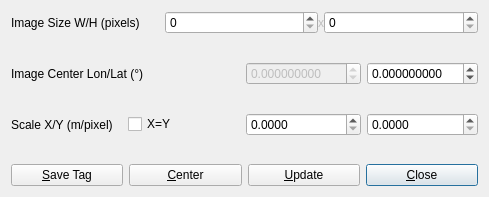
First picture: the form in app/qtapp/rtkplot_qt/mapoptdlg.ui, repository lhuisman/myRTKLIB, before the edit.
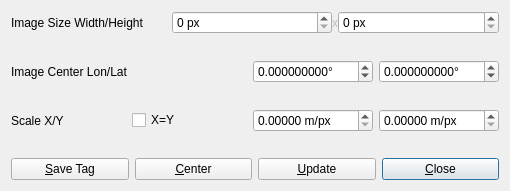
Second picture: the form after the edit.

The edit to the form file:
```diff
--- a/app/qtapp/rtkplot_qt/mapoptdlg.ui
+++ b/app/qtapp/rtkplot_qt/mapoptdlg.ui
@@ -6,8 +6,8 @@
    <rect>
     <x>0</x>
     <y>0</y>
-    <width>489</width>
-    <height>197</height>
+    <width>510</width>
+    <height>191</height>
    </rect>
   </property>
   <property name="windowTitle">
@@ -56,12 +56,22 @@
          <string/>
         </property>
         <property name="text">
-         <string>Image Size W/H (pixels)</string>
+         <string>Image Size Width/Height</string>
         </property>
        </widget>
       </item>
       <item>
-       <widget class="QSpinBox" name="sBMapSize1"/>
+       <widget class="QSpinBox" name="sBMapSize1">
+        <property name="toolTip">
+         <string>Image width in pixel</string>
+        </property>
+        <property name="suffix">
+         <string> px</string>
+        </property>
+        <property name="maximum">
+         <number>100000</number>
+        </property>
+       </widget>
       </item>
       <item>
        <widget class="QLabel" name="Label2">
@@ -83,7 +93,17 @@
        </widget>
       </item>
       <item>
-       <widget class="QSpinBox" name="sBMapSize2"/>
+       <widget class="QSpinBox" name="sBMapSize2">
+        <property name="toolTip">
+         <string>Image height in pixel</string>
+        </property>
+        <property name="suffix">
+         <string> px</string>
+        </property>
+        <property name="maximum">
+         <number>100000</number>
+        </property>
+       </widget>
       </item>
      </layout>
     </widget>
@@ -121,17 +141,17 @@
          <string/>
         </property>
         <property name="text">
-         <string>Image Center Lon/Lat (°)</string>
+         <string>Image Center Lon/Lat</string>
         </property>
        </widget>
       </item>
       <item row="1" column="2">
        <widget class="QDoubleSpinBox" name="sBLongitude">
-        <property name="enabled">
-         <bool>false</bool>
-        </property>
         <property name="toolTip">
-         <string/>
+         <string>Longitude of map center</string>
+        </property>
+        <property name="suffix">
+         <string>°</string>
         </property>
         <property name="decimals">
          <number>9</number>
@@ -150,7 +170,10 @@
       <item row="1" column="3">
        <widget class="QDoubleSpinBox" name="sBLatitude">
         <property name="toolTip">
-         <string/>
+         <string>Latitutde of map center</string>
+        </property>
+        <property name="suffix">
+         <string>°</string>
         </property>
         <property name="decimals">
          <number>9</number>
@@ -172,7 +195,7 @@
          <string/>
         </property>
         <property name="text">
-         <string>Scale X/Y (m/pixel)</string>
+         <string>Scale X/Y</string>
         </property>
        </widget>
       </item>
@@ -189,13 +212,16 @@
       <item row="2" column="2">
        <widget class="QDoubleSpinBox" name="sBScaleX">
         <property name="toolTip">
-         <string/>
+         <string>Scaling factor in x-direction in meter per pixel</string>
+        </property>
+        <property name="suffix">
+         <string> m/px</string>
         </property>
         <property name="decimals">
-         <number>4</number>
+         <number>5</number>
         </property>
         <property name="maximum">
-         <double>1.000000000000000</double>
+         <double>1000.000000000000000</double>
         </property>
         <property name="singleStep">
          <double>0.000100000000000</double>
@@ -205,13 +231,16 @@
       <item row="2" column="3">
        <widget class="QDoubleSpinBox" name="sBScaleY">
         <property name="toolTip">
-         <string/>
+         <string>Scaling factor in y-direction in meter per pixel</string>
+        </property>
+        <property name="suffix">
+         <string> m/px</string>
         </property>
         <property name="decimals">
-         <number>4</number>
+         <number>5</number>
         </property>
         <property name="maximum">
-         <double>8.000000000000000</double>
+         <double>1000.000000000000000</double>
         </property>
         <property name="singleStep">
          <double>0.000100000000000</double>
```
Left out of the diff: 6 changed lines with no effect on the pictures.
